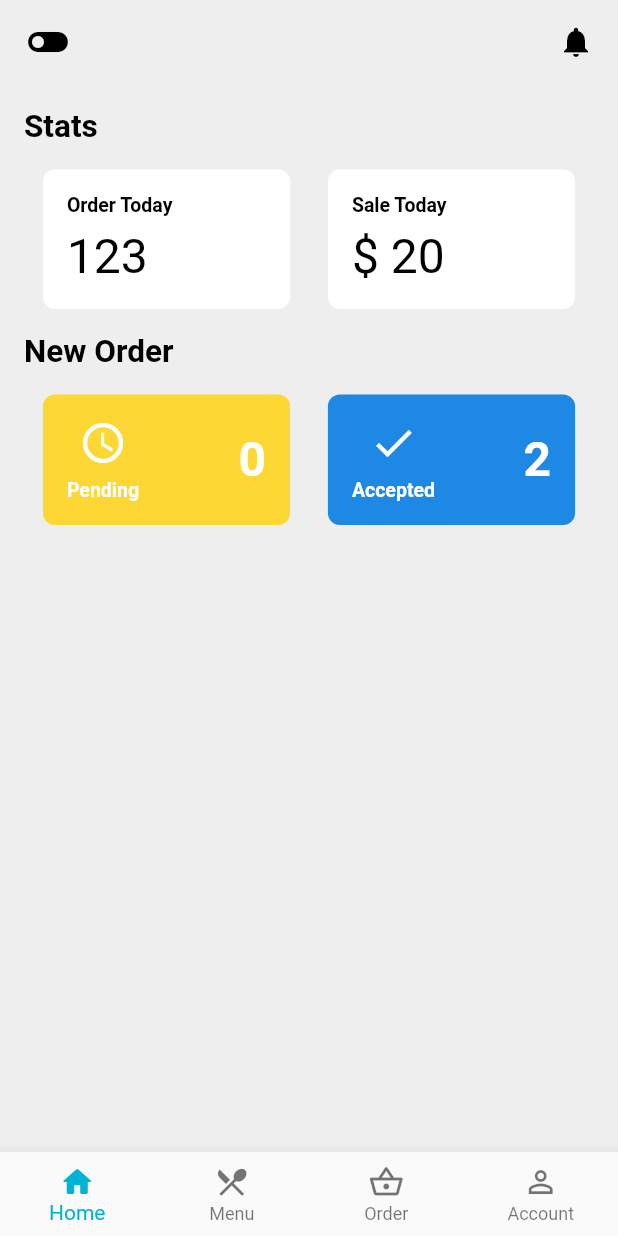
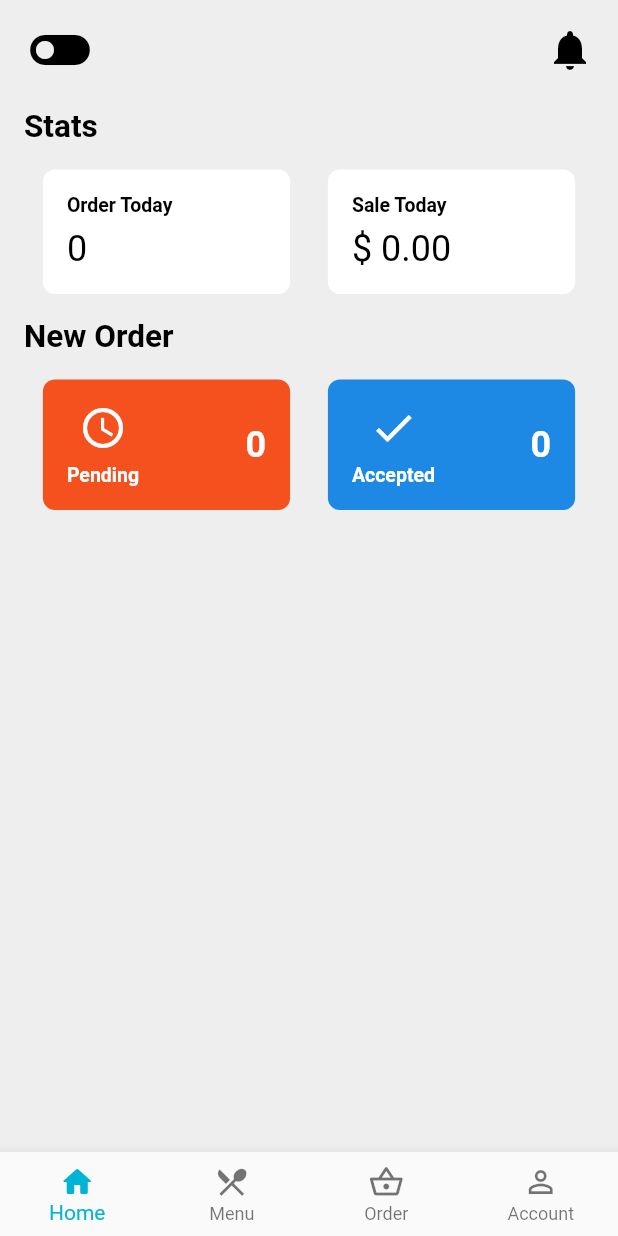
Before and after one commit to MounSovongdy/LoyEat_Merchant_App, a Flutter app: the screen it shows after launch, on a phone screen of 412 x 824 dp. Run offline on Flutter 3.47's test engine with Material 2 defaults, Android fonts, the phone set to English and light mode, and no system bars; our stand-ins replace cloud_firestore, firebase_core, get; accounts and stored records are empty.

Commit message:
28-Oct-22

```diff
--- a/lib/src/screens/home/home_screen.dart
+++ b/lib/src/screens/home/home_screen.dart
@@ -1,6 +1,7 @@
 import 'package:flutter/material.dart';
 import 'package:get/get.dart';
 import 'package:loy_eat_merchant_app/src/constants/constants.dart';
+import 'package:loy_eat_merchant_app/src/screens/home/home_view_model.dart';
 import 'package:loy_eat_merchant_app/src/screens/order/order_view_model.dart';
 import 'package:loy_eat_merchant_app/src/utility/bottom_nav_bar_widget.dart';
 import 'package:loy_eat_merchant_app/src/utility/text_style.dart';
@@ -11,6 +12,7 @@ import '../../../models/remote_data.dart';
 class HomeScreen extends StatelessWidget {
   HomeScreen({Key? key}) : super(key: key);
 
+  final homeViewModel = Get.put(HomeViewModel());
   final orderViewModel = Get.put(OrderViewModel());
 
   @override
@@ -34,7 +36,14 @@ class HomeScreen extends StatelessWidget {
     );
   }
 
-  Column getStats(BuildContext context) {
+  Widget getStats(BuildContext context) {
+    return Obx(() {
+      final status = orderViewModel.pendingData.status;
+      if (status == RemoteDataStatus.processing) {
+        return AppWidget.loading;
+      } else if (status == RemoteDataStatus.error) {
+        return AppWidget.error;
+      } else {
         return Column(
           crossAxisAlignment: CrossAxisAlignment.start,
           children: [
@@ -48,12 +57,15 @@ class HomeScreen extends StatelessWidget {
             Row(
               mainAxisAlignment: MainAxisAlignment.spaceAround,
               children: [
-            AppWidget.card2(context, 'Order Today', '123'),
-            AppWidget.card2(context, 'Sale Today', '\$ 20'),
+                AppWidget.card2(context, 'Order Today', '${orderViewModel.orderToday}'),
+                AppWidget.card2(context, 'Sale Today', '\$ ${orderViewModel.saleToday.toStringAsFixed(2)}'),
               ],
             ),
           ],
         );
+      }
+    });
+
   }
 
   Widget getNewOrder(BuildContext context) {
@@ -92,14 +104,14 @@ class HomeScreen extends StatelessWidget {
                     title: 'Pending',
                     icon: Icons.schedule,
                     amount: orderViewModel.pendingNumber.value,
-                    backgroundColor: Colors.yellow.shade600,
+                    backgroundColor: Colors.deepOrange.shade600,
                   ),
                 ),
                 AppWidget.card1(
                   context: context,
                   title: 'Accepted',
                   icon: Icons.done,
-                  amount: 2,
+                  amount: orderViewModel.acceptedNumber.value,
                   backgroundColor: Colors.blue.shade600,
                 ),
               ],
@@ -116,20 +128,31 @@ class HomeScreen extends StatelessWidget {
       centerTitle: true,
       elevation: 0.0,
       automaticallyImplyLeading: false,
-      title: Row(
+      title: Container(
+        margin: const EdgeInsets.only(top: 10),
+        child: Row(
           mainAxisAlignment: MainAxisAlignment.spaceBetween,
-        children: const [
-          Icon(
-            Icons.toggle_off,
+          children: [
+            InkWell(
+              onTap: () {
+                homeViewModel.clickToggle();
+              },
+              child: Obx(() => Icon(
+                homeViewModel.toggleStatus.value ?  Icons.toggle_on : Icons.toggle_off,
+                size: 48,
+                color: blackColor,
+              )),
+            ),
+            InkWell(
+              onTap: () {},
+              child: const Icon(
+                Icons.notifications,
                 size: 32,
                 color: blackColor,
               ),
-          Spacer(),
-          Icon(
-            Icons.notifications,
-            color: blackColor,
             ),
           ],
+        ),
       ),
     );
   }
--- a/lib/src/utility/widget.dart
+++ b/lib/src/utility/widget.dart
@@ -189,7 +189,7 @@ class AppWidget {
           ),
           Text(
             amount,
-            style: AppTextStyle.title2.copyWith(fontSize: 32),
+            style: AppTextStyle.title2.copyWith(fontSize: 24),
           )
         ],
       ),
@@ -224,7 +224,7 @@ class AppWidget {
           ),
           Text(
             amount.toString(),
-            style: AppTextStyle.headline1.copyWith(color: whiteColor, fontSize: 32),
+            style: AppTextStyle.headline1.copyWith(color: whiteColor, fontSize: 24),
           )
         ],
       ),
```
Also changed, not shown: lib/models/order_model.dart (deleted, +0 -80 lines), lib/src/screens/home/home_view_model.dart (added, +53 -0 lines), lib/src/screens/order/order_view_model.dart (+48 -0 lines). Lines whose indentation alone changed are shown as unchanged.
